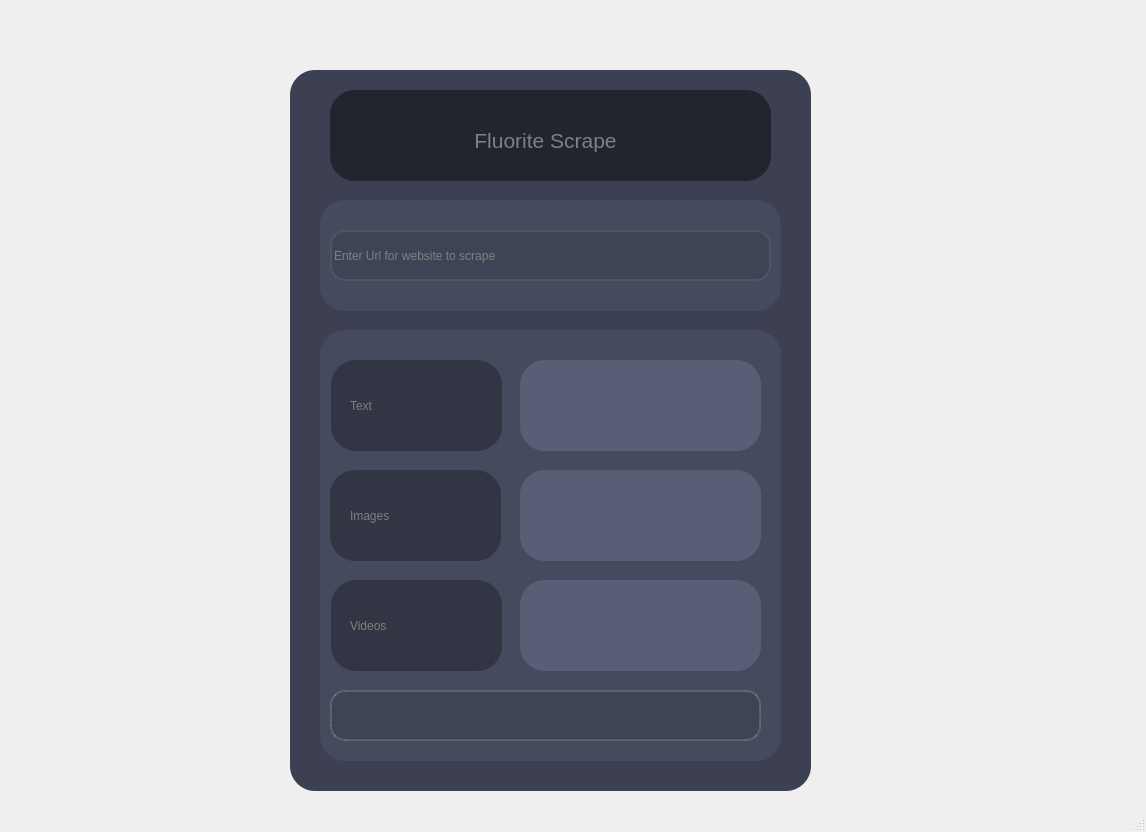
The window that window.ui (Fluorite-Apps/Fluorite-Scrape) describes before a commit, drawn with Qt 5.
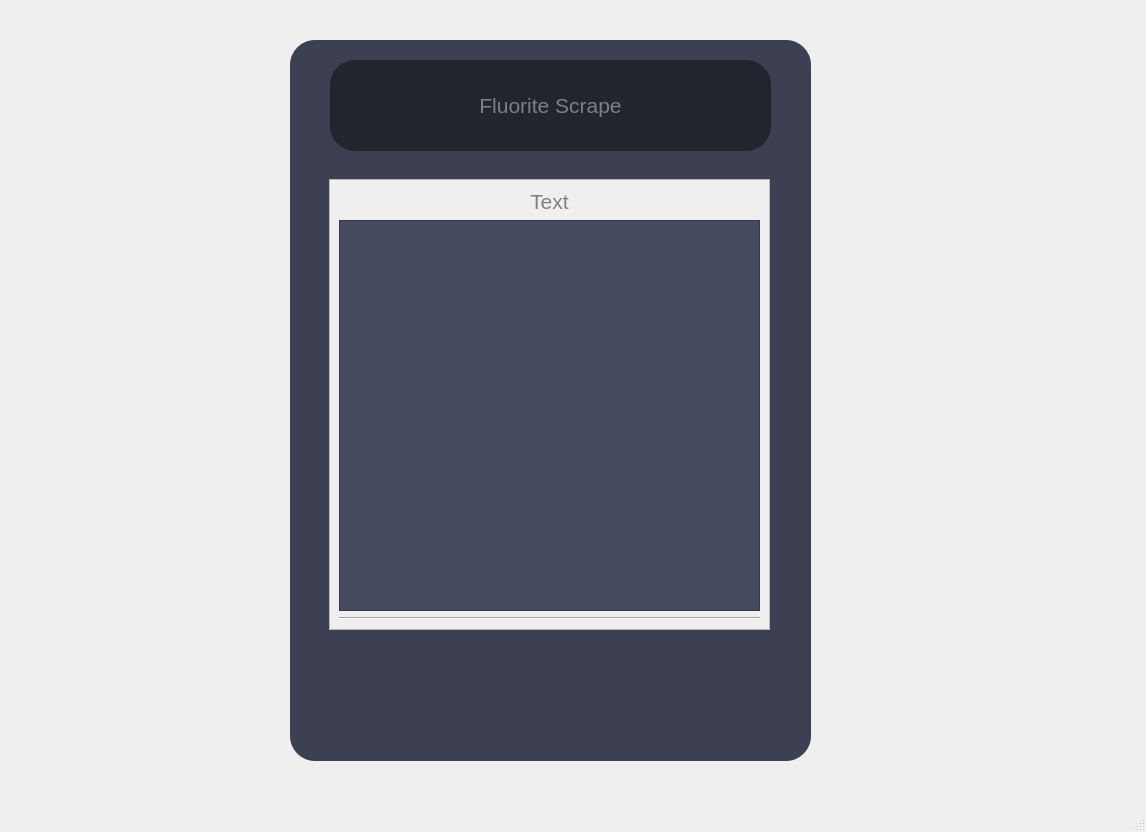
The same window after the commit. The open tabs and pages were chosen to show the change.

Commit message: Started to add downloaded videos to window

The edit to the form file:
```diff
--- a/window.ui
+++ b/window.ui
@@ -1030,8 +1030,269 @@
     </widget>
     <widget class="QWidget" name="na10"/>
     <widget class="QWidget" name="na9"/>
-    <widget class="QWidget" name="na1"/>
-    <widget class="QWidget" name="Display">
+    <widget class="QWidget" name="display_text">
+     <widget class="QLabel" name="label_26">
+      <property name="geometry">
+       <rect>
+        <x>290</x>
+        <y>40</y>
+        <width>521</width>
+        <height>721</height>
+       </rect>
+      </property>
+      <property name="styleSheet">
+       <string notr="true">QLabel {
+
+
+			background-color: #3C4052;
+			padding: 12px;
+			border-radius: 25px;
+			border-bottom: 30px shadow;
+        }</string>
+      </property>
+      <property name="text">
+       <string/>
+      </property>
+     </widget>
+     <widget class="QLabel" name="title_7">
+      <property name="geometry">
+       <rect>
+        <x>330</x>
+        <y>60</y>
+        <width>441</width>
+        <height>91</height>
+       </rect>
+      </property>
+      <property name="font">
+       <font>
+        <pointsize>16</pointsize>
+       </font>
+      </property>
+      <property name="styleSheet">
+       <string notr="true">color: gray</string>
+      </property>
+      <property name="text">
+       <string>Fluorite Scrape</string>
+      </property>
+      <property name="alignment">
+       <set>Qt::AlignCenter</set>
+      </property>
+     </widget>
+     <widget class="QScrollArea" name="scrollArea_2">
+      <property name="geometry">
+       <rect>
+        <x>329</x>
+        <y>179</y>
+        <width>441</width>
+        <height>451</height>
+       </rect>
+      </property>
+      <property name="verticalScrollBarPolicy">
+       <enum>Qt::ScrollBarAsNeeded</enum>
+      </property>
+      <property name="horizontalScrollBarPolicy">
+       <enum>Qt::ScrollBarAsNeeded</enum>
+      </property>
+      <property name="sizeAdjustPolicy">
+       <enum>QAbstractScrollArea::AdjustToContents</enum>
+      </property>
+      <property name="widgetResizable">
+       <bool>true</bool>
+      </property>
+      <widget class="QWidget" name="scrollAreaWidgetContents_2">
+       <property name="geometry">
+        <rect>
+         <x>0</x>
+         <y>0</y>
+         <width>439</width>
+         <height>449</height>
+        </rect>
+       </property>
+       <layout class="QGridLayout" name="gridLayout_2">
+        <item row="2" column="0">
+         <widget class="Line" name="line_2">
+          <property name="orientation">
+           <enum>Qt::Horizontal</enum>
+          </property>
+         </widget>
+        </item>
+        <item row="0" column="0">
+         <widget class="QLabel" name="title_9">
+          <property name="font">
+           <font>
+            <pointsize>16</pointsize>
+           </font>
+          </property>
+          <property name="styleSheet">
+           <string notr="true">color: gray</string>
+          </property>
+          <property name="text">
+           <string>Text</string>
+          </property>
+          <property name="alignment">
+           <set>Qt::AlignCenter</set>
+          </property>
+         </widget>
+        </item>
+        <item row="1" column="0">
+         <widget class="QTextBrowser" name="textBrowser">
+          <property name="minimumSize">
+           <size>
+            <width>421</width>
+            <height>300</height>
+           </size>
+          </property>
+          <property name="styleSheet">
+           <string notr="true">QTextBrowser { background-color: rgb(70, 74, 95); }
+</string>
+          </property>
+         </widget>
+        </item>
+       </layout>
+      </widget>
+     </widget>
+     <widget class="QFrame" name="scroll_layout_frame_2">
+      <property name="geometry">
+       <rect>
+        <x>329</x>
+        <y>179</y>
+        <width>441</width>
+        <height>51</height>
+       </rect>
+      </property>
+      <property name="cursor">
+       <cursorShape>PointingHandCursor</cursorShape>
+      </property>
+      <property name="styleSheet">
+       <string notr="true">QPushButton {
+
+
+			background-color: #595D75;
+			padding: 12px;
+			border-radius: 25px;
+			border-bottom: 30px shadow;
+        }</string>
+      </property>
+      <property name="frameShape">
+       <enum>QFrame::NoFrame</enum>
+      </property>
+      <property name="frameShadow">
+       <enum>QFrame::Raised</enum>
+      </property>
+      <property name="lineWidth">
+       <number>0</number>
+      </property>
+      <layout class="QHBoxLayout" name="scroll_widget_layout_2">
+       <property name="spacing">
+        <number>0</number>
+       </property>
+       <property name="leftMargin">
+        <number>0</number>
+       </property>
+       <property name="topMargin">
+        <number>0</number>
+       </property>
+       <property name="rightMargin">
+        <number>0</number>
+       </property>
+       <property name="bottomMargin">
+        <number>0</number>
+       </property>
+      </layout>
+     </widget>
+     <widget class="QLabel" name="label_27">
+      <property name="geometry">
+       <rect>
+        <x>330</x>
+        <y>60</y>
+        <width>441</width>
+        <height>91</height>
+       </rect>
+      </property>
+      <property name="styleSheet">
+       <string notr="true">QLabel {
+
+
+			background-color: #21252d;
+			padding: 12px;
+			border-radius: 25px;
+			border-bottom: 30px shadow;
+        }</string>
+      </property>
+      <property name="text">
+       <string/>
+      </property>
+     </widget>
+     <widget class="QFrame" name="next_page_text">
+      <property name="geometry">
+       <rect>
+        <x>680</x>
+        <y>660</y>
+        <width>91</width>
+        <height>51</height>
+       </rect>
+      </property>
+      <property name="cursor">
+       <cursorShape>PointingHandCursor</cursorShape>
+      </property>
+      <property name="styleSheet">
+       <string notr="true">QPushButton{
+	
+	font: 9pt &quot;Segoe UI&quot;;
+	background-color: rgb(89, 93, 117);
+	border-bottom-right-radius: 15px;
+	border-top-right-radius: 15px;
+	border: 2px solid rgb(73, 88, 97);
+}
+QPushButton:pressed:hover{
+	background-color: rgb(46, 49, 63);
+	border-bottom-right-radius: 15px;
+	border-top-right-radius: 15px;
+	border-bottom: 30px shadow;
+}
+
+QPushButton:hover {
+	background-color: rgb(66, 134, 132);
+	border-bottom-right-radius: 25px;
+	border-top-right-radius: 25px;
+	border-bottom: 30px shadow;
+}</string>
+      </property>
+      <property name="frameShape">
+       <enum>QFrame::NoFrame</enum>
+      </property>
+      <property name="frameShadow">
+       <enum>QFrame::Raised</enum>
+      </property>
+      <property name="lineWidth">
+       <number>0</number>
+      </property>
+      <layout class="QHBoxLayout" name="next_page_text_layout">
+       <property name="spacing">
+        <number>0</number>
+       </property>
+       <property name="leftMargin">
+        <number>0</number>
+       </property>
+       <property name="topMargin">
+        <number>0</number>
+       </property>
+       <property name="rightMargin">
+        <number>0</number>
+       </property>
+       <property name="bottomMargin">
+        <number>0</number>
+       </property>
+      </layout>
+     </widget>
+     <zorder>label_26</zorder>
+     <zorder>label_27</zorder>
+     <zorder>title_7</zorder>
+     <zorder>scrollArea_2</zorder>
+     <zorder>scroll_layout_frame_2</zorder>
+     <zorder>next_page_text</zorder>
+    </widget>
+    <widget class="QWidget" name="display_image">
      <widget class="QLabel" name="label_22">
       <property name="geometry">
        <rect>
@@ -1295,171 +1556,7 @@
          </widget>
         </item>
         <item row="13" column="0">
-         <widget class="QPushButton" name="image_9">
-          <property name="styleSheet">
-           <string notr="true">background-color: rgba(0, 0, 0, 0);
-border-color: rgba(0, 0, 0, 0);</string>
-          </property>
-          <property name="text">
-           <string/>
-          </property>
-         </widget>
-        </item>
-        <item row="2" column="0">
-         <widget class="Line" name="line">
-          <property name="orientation">
-           <enum>Qt::Horizontal</enum>
-          </property>
-         </widget>
-        </item>
-        <item row="49" column="0">
-         <widget class="QPushButton" name="image_47">
-          <property name="styleSheet">
-           <string notr="true">background-color: rgba(0, 0, 0, 0);
-border-color: rgba(0, 0, 0, 0);</string>
-          </property>
-          <property name="text">
-           <string/>
-          </property>
-         </widget>
-        </item>
-        <item row="26" column="0">
-         <widget class="QPushButton" name="image_22">
-          <property name="styleSheet">
-           <string notr="true">background-color: rgba(0, 0, 0, 0);
-border-color: rgba(0, 0, 0, 0);</string>
-          </property>
-          <property name="text">
-           <string/>
-          </property>
-         </widget>
-        </item>
-        <item row="43" column="0">
-         <widget class="QPushButton" name="image_33">
-          <property name="styleSheet">
-           <string notr="true">background-color: rgba(0, 0, 0, 0);
-border-color: rgba(0, 0, 0, 0);</string>
-          </property>
-          <property name="text">
-           <string/>
-          </property>
-         </widget>
-        </item>
-        <item row="27" column="0">
-         <widget class="QPushButton" name="image_23">
-          <property name="styleSheet">
-           <string notr="true">background-color: rgba(0, 0, 0, 0);
-border-color: rgba(0, 0, 0, 0);</string>
-          </property>
-          <property name="text">
-           <string/>
-          </property>
-         </widget>
-        </item>
-        <item row="1" column="0">
-         <widget class="QTextBrowser" name="textBrowser">
-          <property name="minimumSize">
-           <size>
-            <width>421</width>
-            <height>300</height>
-           </size>
-          </property>
-          <property name="styleSheet">
-           <string notr="true">QTextBrowser { background-color: rgb(70, 74, 95); }
-</string>
-          </property>
-         </widget>
-        </item>
-        <item row="53" column="0">
-         <widget class="QPushButton" name="image_49">
-          <property name="styleSheet">
-           <string notr="true">background-color: rgba(0, 0, 0, 0);
-border-color: rgba(0, 0, 0, 0);</string>
-          </property>
-          <property name="text">
-           <string/>
-          </property>
-         </widget>
-        </item>
-        <item row="40" column="0">
-         <widget class="QPushButton" name="image_42">
-          <property name="styleSheet">
-           <string notr="true">background-color: rgba(0, 0, 0, 0);
-border-color: rgba(0, 0, 0, 0);</string>
-          </property>
-          <property name="text">
-           <string/>
-          </property>
-         </widget>
-        </item>
-        <item row="45" column="0">
-         <widget class="QPushButton" name="image_48">
-          <property name="styleSheet">
-           <string notr="true">background-color: rgba(0, 0, 0, 0);
-border-color: rgba(0, 0, 0, 0);</string>
-          </property>
-          <property name="text">
-           <string/>
-          </property>
-         </widget>
-        </item>
-        <item row="52" column="0">
-         <widget class="QPushButton" name="image_37">
-          <property name="styleSheet">
-           <string notr="true">background-color: rgba(0, 0, 0, 0);
-border-color: rgba(0, 0, 0, 0);</string>
-          </property>
-          <property name="text">
-           <string/>
-          </property>
-         </widget>
-        </item>
-        <item row="8" column="0">
-         <widget class="QPushButton" name="image_4">
-          <property name="styleSheet">
-           <string notr="true">background-color: rgba(0, 0, 0, 0);
-border-color: rgba(0, 0, 0, 0);</string>
-          </property>
-          <property name="text">
-           <string/>
-          </property>
-         </widget>
-        </item>
-        <item row="18" column="0">
-         <widget class="QPushButton" name="image_14">
-          <property name="styleSheet">
-           <string notr="true">background-color: rgba(0, 0, 0, 0);
-border-color: rgba(0, 0, 0, 0);</string>
-          </property>
-          <property name="text">
-           <string/>
-          </property>
-         </widget>
-        </item>
-        <item row="20" column="0">
-         <widget class="QPushButton" name="image_16">
-          <property name="styleSheet">
-           <string notr="true">background-color: rgba(0, 0, 0, 0);
-border-color: rgba(0, 0, 0, 0);</string>
-          </property>
-          <property name="text">
-           <string/>
-          </property>
-         </widget>
-        </item>
-        <item row="41" column="0">
-         <widget class="QPushButton" name="image_25">
-          <property name="styleSheet">
-           <string notr="true">background-color: rgba(0, 0, 0, 0);
-border-color: rgba(0, 0, 0, 0);</string>
-          </property>
-          <property name="text">
-           <string/>
-          </property>
-         </widget>
-        </item>
-        <item row="5" column="0">
-         <widget class="QPushButton" name="image_1">
+         <widget class="QPushButton" name="image_12">
           <property name="styleSheet">
            <string notr="true">background-color: rgba(0, 0, 0, 0);
 border-color: rgba(0, 0, 0, 0);</string>
```
Left out of the diff: 940 changed lines with no effect on the pictures. The commit also changes 2 other files.
